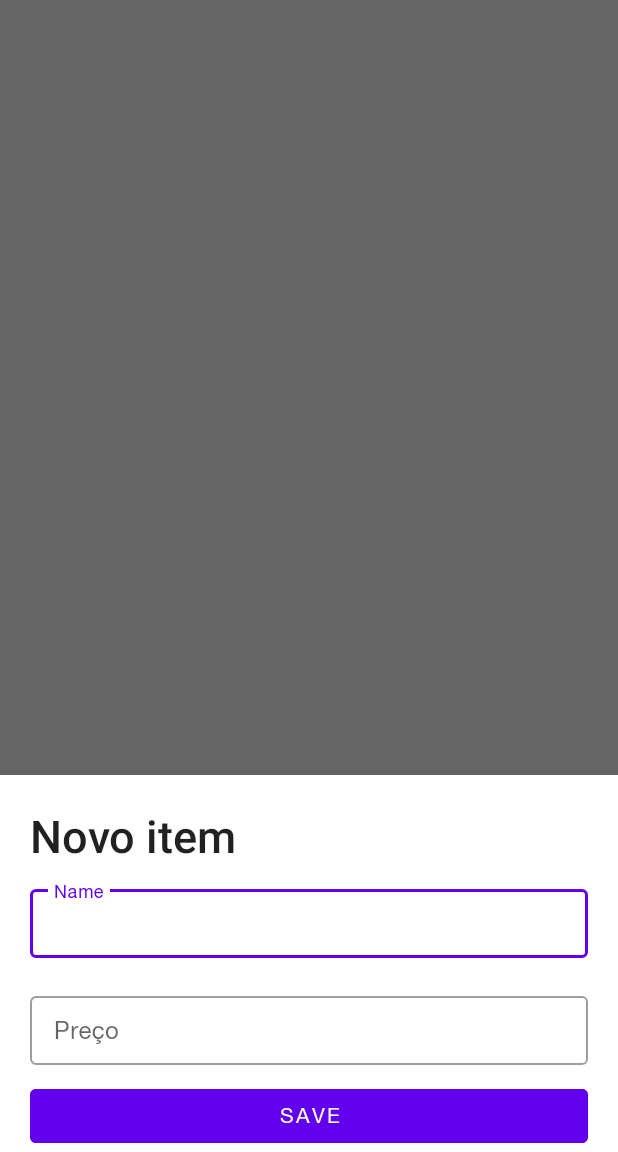
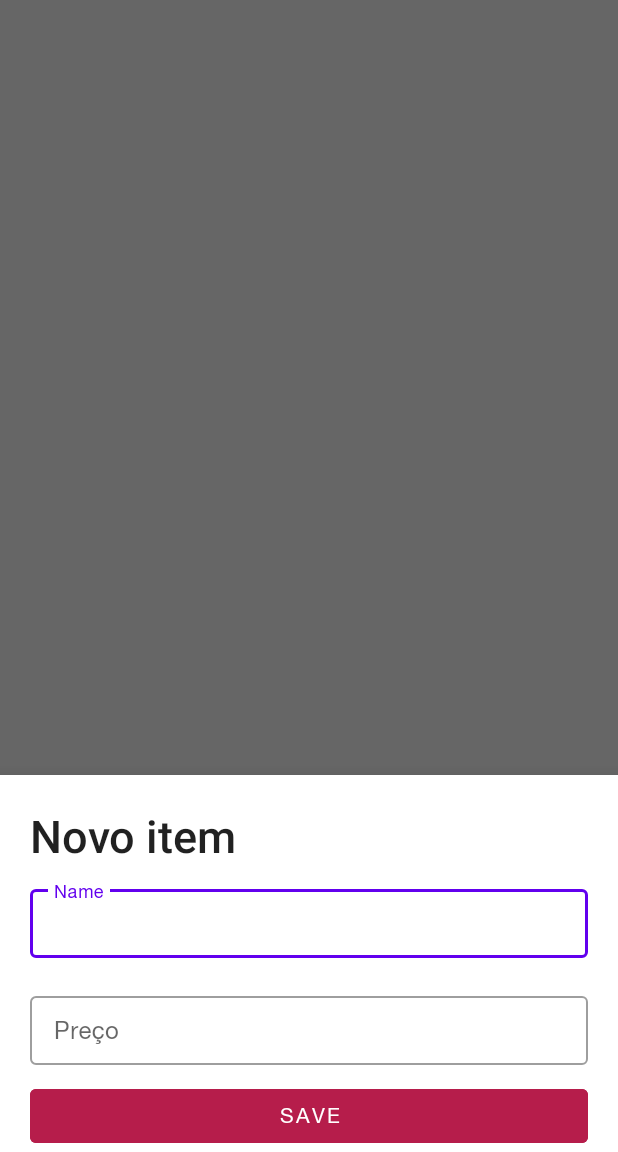
Before and after one commit to dgaguiar/fiap-android-24mob, an Android app: the HomeFragment screen opened directly, with no data from a screen before it, after a tap on an icon or button, on a phone screen of 412 x 824 dp, the part 84-1236 px from its top. Run offline under Robolectric (Android 15) with nearby library versions, the light colour scheme and no system bars; our stand-ins replace Firebase (no records; nobody signed in at launch, a user with empty details on screens opened directly), navigation-ui.

Commit message:
include cenario editable

```diff
--- a/SimpleMarketList/app/src/main/java/com/example/simplemarketlist/ui/home/NewItemSheet.kt
+++ b/SimpleMarketList/app/src/main/java/com/example/simplemarketlist/ui/home/NewItemSheet.kt
@@ -6,6 +6,7 @@ import androidx.fragment.app.Fragment
 import android.view.LayoutInflater
 import android.view.View
 import android.view.ViewGroup
+import androidx.core.view.isVisible
 import androidx.lifecycle.ViewModelProvider
 import com.example.simplemarketlist.databinding.FragmentNewItemSheetBinding
 import com.google.android.material.bottomsheet.BottomSheetDialogFragment
@@ -24,19 +25,30 @@ class NewItemSheet(
 
     override fun onViewCreated(view: View, savedInstanceState: Bundle?) {
         super.onViewCreated(view, savedInstanceState)
-        val activity = requireActivity()
         if (item != null) {
             binding.taskTitle.text = "Editar item"
             val editable = Editable.Factory.getInstance()
             binding.name.text = editable.newEditable(item!!.name)
             binding.value.text = editable.newEditable(item!!.value)
+            binding.saveButton.isVisible = false
         } else
         {
             binding.taskTitle.text = "Novo item"
+            binding.saveButton.isVisible = true
+            binding.editButton.isVisible = false
+            binding.deleteButton.isVisible = false
         }
 
         binding.saveButton.setOnClickListener {
             saveAction()
+        }
+
+        binding.deleteButton.setOnClickListener {
+            deleteAction()
+        }
+
+        binding.editButton.setOnClickListener {
+            editAction()
         }
     }
 
@@ -57,4 +69,30 @@ class NewItemSheet(
         binding.value.setText("")
         dismiss()
     }
+
+    private fun deleteAction()
+    {
+        if (item != null) {
+            item?.let { homeViewModel.setCompleted(it) }
+        }
+
+        binding.name.setText("")
+        binding.value.setText("")
+        dismiss()
+    }
+
+    private fun editAction() {
+
+        val name = binding.name.text.toString()
+        val value = binding.value.text.toString()
+
+        if (item != null) {
+            item?.let { homeViewModel.updateTaskItem(item!!.id, name, value) }
+        }
+
+        binding.name.setText("")
+        binding.value.setText("")
+        dismiss()
+    }
+
 }
--- a/SimpleMarketList/app/src/main/res/layout/fragment_new_item_sheet.xml
+++ b/SimpleMarketList/app/src/main/res/layout/fragment_new_item_sheet.xml
@@ -5,7 +5,7 @@
     xmlns:tools="http://schemas.android.com/tools"
     android:layout_width="match_parent"
     android:layout_height="wrap_content"
-    tools:context=".NewTaskSheet">
+    tools:context=".NewItemSheet">
 
 
     <TextView
@@ -57,8 +57,28 @@
         android:layout_height="wrap_content"
         android:layout_gravity="center"
         android:layout_marginHorizontal="20dp"
-        android:backgroundTint="?attr/colorPrimary"
+        android:backgroundTint="@color/backgroundButton"
         android:textColor="?colorOnPrimary"
         android:text="Save"/>
 
+    <com.google.android.material.button.MaterialButton
+        android:id="@+id/editButton"
+        android:layout_width="match_parent"
+        android:layout_height="wrap_content"
+        android:layout_gravity="center"
+        android:layout_marginHorizontal="20dp"
+        android:backgroundTint="@color/backgroundButton"
+        android:textColor="?colorOnPrimary"
+        android:text="Atualizar"/>
+
+    <com.google.android.material.button.MaterialButton
+        android:id="@+id/deleteButton"
+        android:layout_width="match_parent"
+        android:layout_height="wrap_content"
+        android:layout_gravity="center"
+        android:layout_marginHorizontal="20dp"
+        android:backgroundTint="@color/cardview_light_background"
+        android:textColor="@color/backgroundButton"
+        android:text="Excluir"/>
+
 </LinearLayout>
```
Also changed, not shown: SimpleMarketList/app/src/main/java/com/example/simplemarketlist/ui/home/HomeFragment.kt (+4 -5 lines), SimpleMarketList/app/src/main/java/com/example/simplemarketlist/ui/home/ItemAdapter.kt (+13 -5 lines).
